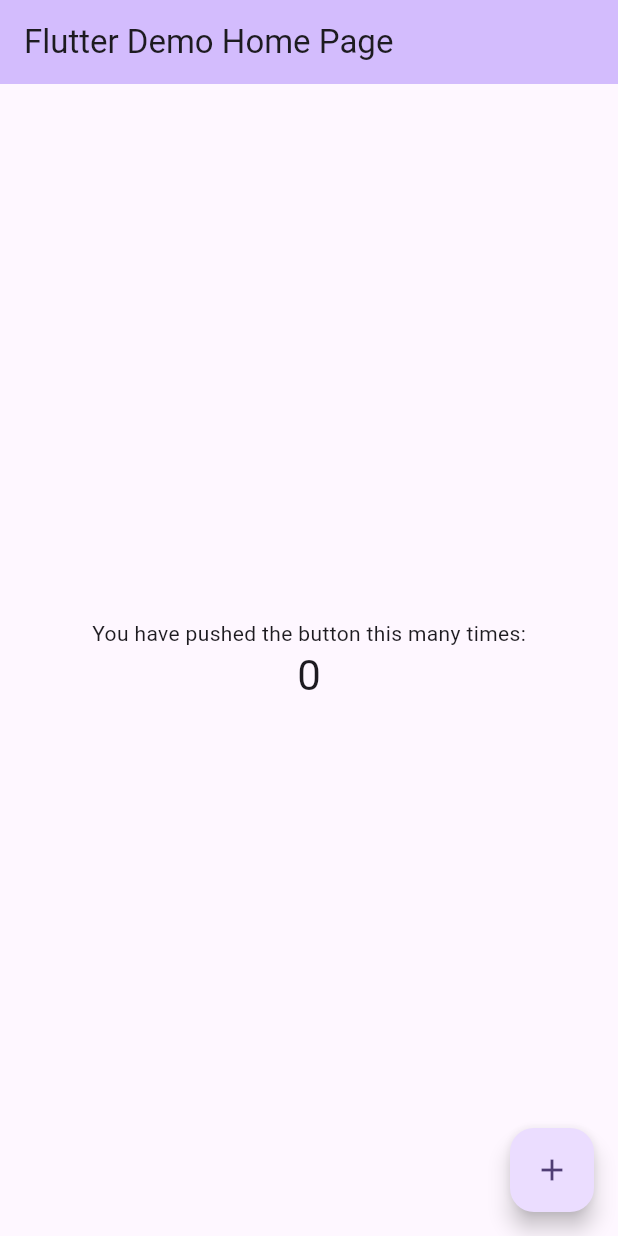
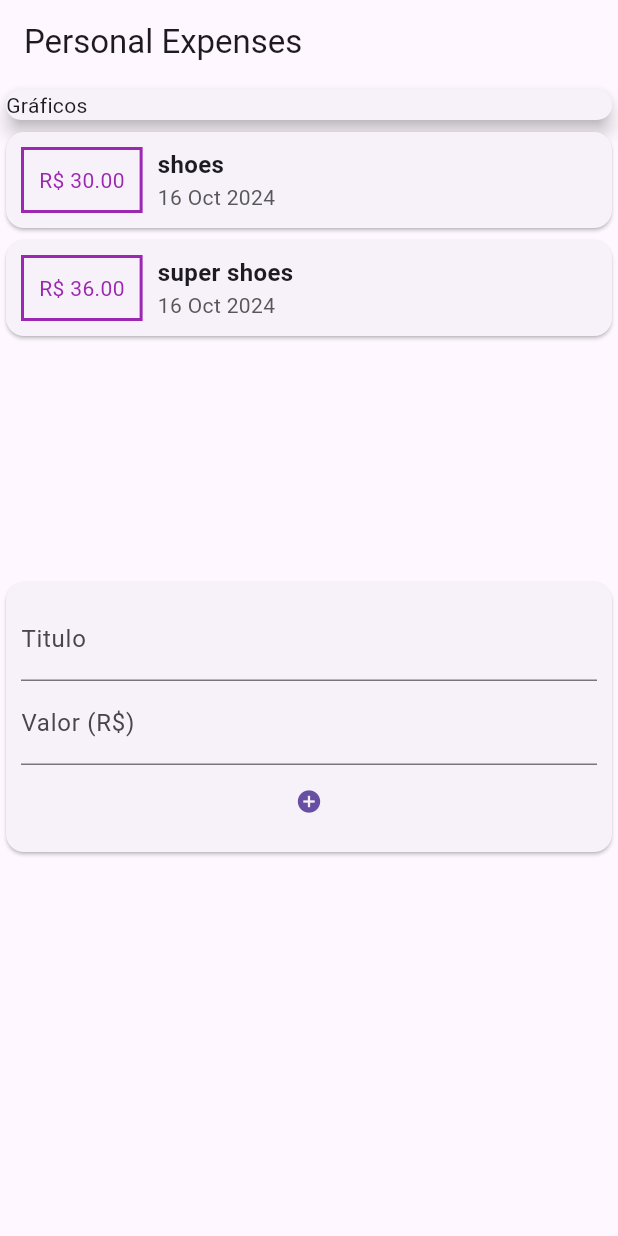
Before and after one commit to Logout-Game-Studio/personal_expenses, a Flutter app: the screen it shows after launch, on a phone screen of 412 x 824 dp. Run offline on Flutter 3.47's test engine with Material 3 defaults, Android fonts, the phone set to English and light mode, and no system bars.

Commit message:
implementado, conceito base do aplicativo

```diff
--- a/analysis_options.yaml
+++ b/analysis_options.yaml
@@ -7,6 +7,10 @@
 
 # The following line activates a set of recommended lints for Flutter apps,
 # packages, and plugins designed to encourage good coding practices.
+analyzer:
+  errors:
+    prefer_const_constructors: ignore
+    use_key_in_widget_constructors: ignore
 include: package:flutter_lints/flutter.yaml
 
 linter:
--- /dev/null
+++ b/lib/components/transaction_form.dart
@@ -0,0 +1,44 @@
+import 'package:flutter/material.dart';
+
+class TransactionForm extends StatelessWidget {
+  final tittleTextController = TextEditingController();
+  final valueTextController = TextEditingController();
+  final Function(String, double) onSubmit;
+
+  TransactionForm({required this.onSubmit});
+
+  @override
+  Widget build(BuildContext context) {
+    return Card(
+      child: Padding(
+        padding: EdgeInsets.all(10),
+        child: Column(
+          children: [
+            TextField(
+              decoration: InputDecoration(labelText: 'Titulo'),
+              controller: tittleTextController,
+            ),
+            TextField(
+              decoration: InputDecoration(labelText: 'Valor (R\$)'),
+              controller: valueTextController,
+            ),
+            Row(
+              mainAxisAlignment: MainAxisAlignment.center,
+              children: [
+                TextButton(
+                  onPressed: () {
+                    onSubmit(
+                      tittleTextController.text,
+                      double.tryParse(valueTextController.text) ?? 0.0,
+                    );
+                  },
+                  child: Icon(Icons.add_circle),
+                )
+              ],
+            )
+          ],
+        ),
+      ),
+    );
+  }
+}
--- /dev/null
+++ b/lib/components/transaction_list.dart
@@ -0,0 +1,60 @@
+import 'package:flutter/material.dart';
+import 'package:intl/intl.dart';
+import 'package:personal_expenses/models/transaction.dart';
+
+class TransactionList extends StatelessWidget {
+  final List<Transaction> transactions;
+
+  TransactionList({required this.transactions});
+
+  @override
+  Widget build(BuildContext context) {
+    return Container(
+      height: 300,
+      child: ListView.builder(
+          itemCount: transactions.length,
+          itemBuilder: (ctx, idx) {
+            var t = transactions[idx];
+            return Card(
+              child: Row(
+                // crossAxisAlignment: CrossAxisAlignment.start,
+                mainAxisAlignment: MainAxisAlignment.start,
+                children: [
+                  Container(
+                      margin: EdgeInsets.all(10),
+                      decoration: BoxDecoration(
+                        border: Border.all(
+                          color: Colors.purple,
+                          width: 2,
+                        ),
+                      ),
+                      padding: EdgeInsets.all(10),
+                      child: Text(
+                        "R\$ ${t.value.toStringAsFixed(2)}",
+                        style: TextStyle(color: Colors.purple),
+                      )),
+                  Column(
+                    crossAxisAlignment: CrossAxisAlignment.start,
+                    children: [
+                      Text(
+                        t.title,
+                        style: TextStyle(
+                          fontSize: 16,
+                          fontWeight: FontWeight.bold,
+                        ),
+                      ),
+                      Text(
+                        DateFormat('d MMM y').format(t.date),
+                        style: TextStyle(
+                          color: Color.fromARGB(255, 88, 88, 88),
+                        ),
+                      ),
+                    ],
+                  ),
+                ],
+              ),
+            );
+          }),
+    );
+  }
+}
--- /dev/null
+++ b/lib/components/transaction_user.dart
@@ -0,0 +1,52 @@
+import 'dart:math';
+import 'package:flutter/material.dart';
+import 'package:personal_expenses/components/transaction_form.dart';
+import 'package:personal_expenses/components/transaction_list.dart';
+import 'package:personal_expenses/models/transaction.dart';
+
+class TransactionUser extends StatefulWidget {
+  @override
+  State<TransactionUser> createState() => _TransactionUserState();
+}
+
+class _TransactionUserState extends State<TransactionUser> {
+  final _transactions = [
+    Transaction(
+      id: "t1",
+      title: "shoes",
+      value: 30.0,
+      date: DateTime.now(),
+    ),
+    Transaction(
+      id: "t2",
+      title: "super shoes",
+      value: 36.0,
+      date: DateTime.now(),
+    ),
+  ];
+
+  void _AddTransaction(String tittle, double value) {
+    final nTransaction = Transaction(
+      id: Random().nextDouble().toString(),
+      title: tittle,
+      value: value,
+      date: DateTime.now(),
+    );
+
+    setState(() {
+      _transactions.add(nTransaction);
+    });
+  }
+
+  @override
+  Widget build(BuildContext context) {
+    return Column(
+      children: [
+        TransactionList(transactions: _transactions),
+        TransactionForm(
+          onSubmit: _AddTransaction,
+        ),
+      ],
+    );
+  }
+}
--- a/lib/main.dart
+++ b/lib/main.dart
@@ -1,125 +1,38 @@
 import 'package:flutter/material.dart';
+import 'package:personal_expenses/components/transaction_user.dart';
 
-void main() {
-  runApp(const MyApp());
-}
+main() => runApp(PersonalExpensesApp());
 
-class MyApp extends StatelessWidget {
-  const MyApp({super.key});
+class PersonalExpensesApp extends StatelessWidget {
+  const PersonalExpensesApp({super.key});
 
-  // This widget is the root of your application.
   @override
   Widget build(BuildContext context) {
     return MaterialApp(
-      title: 'Flutter Demo',
-      theme: ThemeData(
-        // This is the theme of your application.
-        //
-        // TRY THIS: Try running your application with "flutter run". You'll see
-        // the application has a purple toolbar. Then, without quitting the app,
-        // try changing the seedColor in the colorScheme below to Colors.green
-        // and then invoke "hot reload" (save your changes or press the "hot
-        // reload" button in a Flutter-supported IDE, or press "r" if you used
-        // the command line to start the app).
-        //
-        // Notice that the counter didn't reset back to zero; the application
-        // state is not lost during the reload. To reset the state, use hot
-        // restart instead.
-        //
-        // This works for code too, not just values: Most code changes can be
-        // tested with just a hot reload.
-        colorScheme: ColorScheme.fromSeed(seedColor: Colors.deepPurple),
-        useMaterial3: true,
-      ),
-      home: const MyHomePage(title: 'Flutter Demo Home Page'),
+      home: HomePage(),
     );
   }
 }
 
-class MyHomePage extends StatefulWidget {
-  const MyHomePage({super.key, required this.title});
-
-  // This widget is the home page of your application. It is stateful, meaning
-  // that it has a State object (defined below) that contains fields that affect
-  // how it looks.
-
-  // This class is the configuration for the state. It holds the values (in this
-  // case the title) provided by the parent (in this case the App widget) and
-  // used by the build method of the State. Fields in a Widget subclass are
-  // always marked "final".
-
-  final String title;
-
-  @override
-  State<MyHomePage> createState() => _MyHomePageState();
-}
-
-class _MyHomePageState extends State<MyHomePage> {
-  int _counter = 0;
-
-  void _incrementCounter() {
-    setState(() {
-      // This call to setState tells the Flutter framework that something has
-      // changed in this State, which causes it to rerun the build method below
-      // so that the display can reflect the updated values. If we changed
-      // _counter without calling setState(), then the build method would not be
-      // called again, and so nothing would appear to happen.
-      _counter++;
-    });
-  }
-
+class HomePage extends StatelessWidget {
   @override
   Widget build(BuildContext context) {
-    // This method is rerun every time setState is called, for instance as done
-    // by the _incrementCounter method above.
-    //
-    // The Flutter framework has been optimized to make rerunning build methods
-    // fast, so that you can just rebuild anything that needs updating rather
-    // than having to individually change instances of widgets.
     return Scaffold(
       appBar: AppBar(
-        // TRY THIS: Try changing the color here to a specific color (to
-        // Colors.amber, perhaps?) and trigger a hot reload to see the AppBar
-        // change color while the other colors stay the same.
-        backgroundColor: Theme.of(context).colorScheme.inversePrimary,
-        // Here we take the value from the MyHomePage object that was created by
-        // the App.build method, and use it to set our appbar title.
-        title: Text(widget.title),
+        title: Text("Personal Expenses"),
       ),
-      body: Center(
-        // Center is a layout widget. It takes a single child and positions it
-        // in the middle of the parent.
+      body: SingleChildScrollView(
         child: Column(
-          // Column is also a layout widget. It takes a list of children and
-          // arranges them vertically. By default, it sizes itself to fit its
-          // children horizontally, and tries to be as tall as its parent.
-          //
-          // Column has various properties to control how it sizes itself and
-          // how it positions its children. Here we use mainAxisAlignment to
-          // center the children vertically; the main axis here is the vertical
-          // axis because Columns are vertical (the cross axis would be
-          // horizontal).
-          //
-          // TRY THIS: Invoke "debug painting" (choose the "Toggle Debug Paint"
-          // action in the IDE, or press "p" in the console), to see the
-          // wireframe for each widget.
-          mainAxisAlignment: MainAxisAlignment.center,
-          children: <Widget>[
-            const Text(
-              'You have pushed the button this many times:',
+          crossAxisAlignment: CrossAxisAlignment.stretch,
+          mainAxisAlignment: MainAxisAlignment.start,
+          children: [
+            Container(
+              child: Card(elevation: 5, child: Text("Gráficos")),
             ),
-            Text(
-              '$_counter',
-              style: Theme.of(context).textTheme.headlineMedium,
-            ),
+            TransactionUser(),
           ],
         ),
       ),
-      floatingActionButton: FloatingActionButton(
-        onPressed: _incrementCounter,
-        tooltip: 'Increment',
-        child: const Icon(Icons.add),
-      ), // This trailing comma makes auto-formatting nicer for build methods.
     );
   }
 }
--- /dev/null
+++ b/lib/models/transaction.dart
@@ -0,0 +1,13 @@
+class Transaction {
+  final String id;
+  final String title;
+  final double value;
+  final DateTime date;
+
+  Transaction({
+    required this.id,
+    required this.title,
+    required this.value,
+    required this.date,
+  });
+}
--- a/pubspec.yaml
+++ b/pubspec.yaml
@@ -35,6 +35,7 @@ dependencies:
   # The following adds the Cupertino Icons font to your application.
   # Use with the CupertinoIcons class for iOS style icons.
   cupertino_icons: ^1.0.6
+  intl: ^0.19.0
 
 dev_dependencies:
   flutter_test:
```
